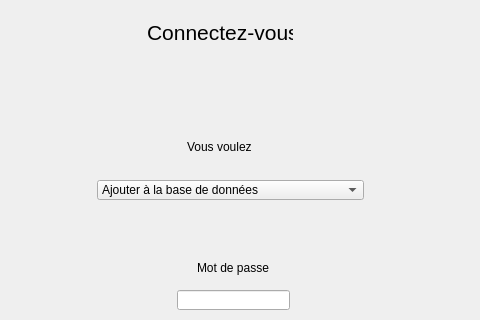
Above: connexion.ui from khylpe/BTS-1ere-Annee-Guilbert-TP-Pepinieriste-CPP before the change; both pictures show x 133 to 613 and y 0 to 320 of the 715 by 489 pixel window. Below: the same form after it.
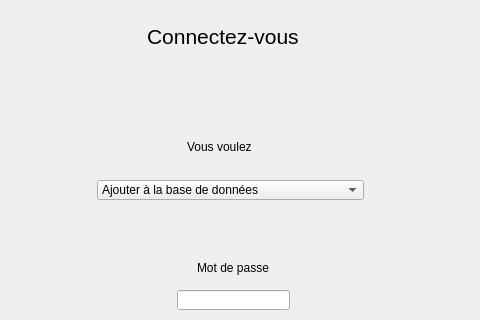
That is the form after the change.

The edit to the form file:
```diff
--- a/connexion.ui
+++ b/connexion.ui
@@ -18,8 +18,8 @@
     <rect>
      <x>280</x>
      <y>20</y>
-     <width>146</width>
-     <height>25</height>
+     <width>187</width>
+     <height>33</height>
     </rect>
    </property>
    <property name="text">
```
Left out of the diff: 5 changed lines with no effect on the pictures.
